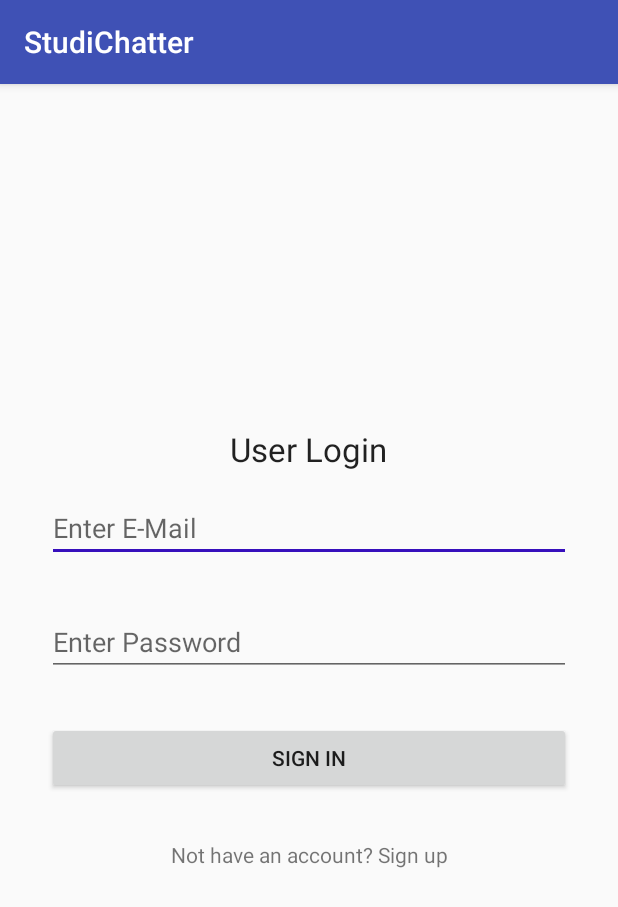
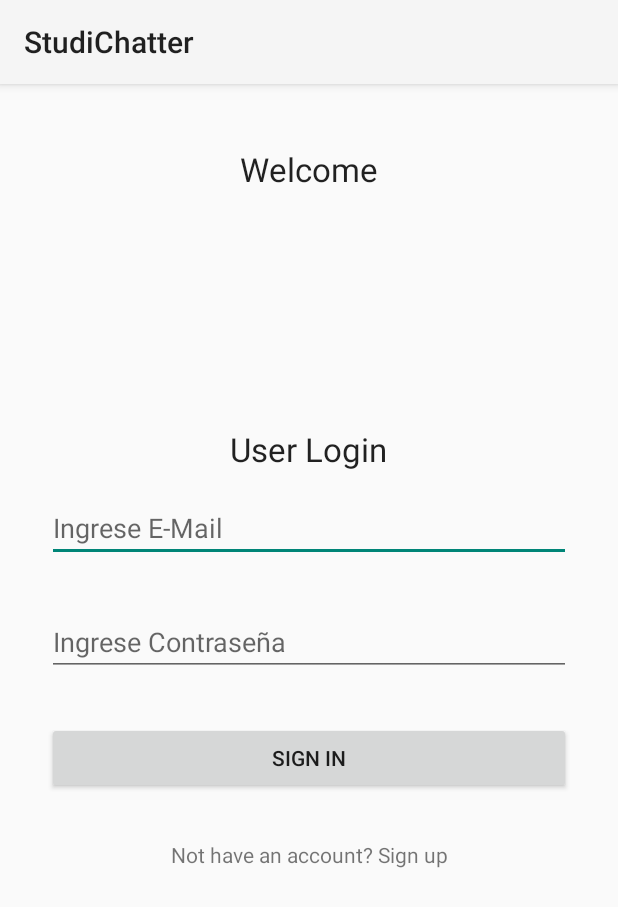
Before and after one commit to PabloGuillermoCV/UniChat, an Android app: the screen it shows after launch (Login), on a phone screen of 412 x 824 dp. Shown: the top 907 px of the screen. Run offline under Robolectric (Android 15) with nearby library versions, the phone set to English and light mode, and no system bars; our stand-ins replace Firebase (no records; nobody signed in at launch, a user with empty details on screens opened directly).

Commit message:
Cambios xml

```diff
--- a/app/src/main/AndroidManifest.xml
+++ b/app/src/main/AndroidManifest.xml
@@ -15,7 +15,7 @@
         android:label="@string/app_name"
         android:roundIcon="@mipmap/ic_launcher_round"
         android:supportsRtl="true"
-        android:theme="@style/AppTheme">
+        android:theme="@style/Theme.AppCompat.Light">
         <activity
             android:name=".SalasChat"
             android:label="Lista De Salas Disponibles"></activity>
--- a/app/src/main/res/layout/login.xml
+++ b/app/src/main/res/layout/login.xml
@@ -14,7 +14,12 @@
     <TextView
         android:id="@+id/textView3"
         android:layout_width="wrap_content"
-        android:layout_height="wrap_content" />
+        android:layout_height="wrap_content"
+        android:layout_alignParentTop="true"
+        android:layout_centerHorizontal="true"
+        android:layout_marginTop="26dp"
+        android:text="@string/welcome"
+        android:textAppearance="?android:attr/textAppearanceLarge" />
 
     <LinearLayout
         android:id="@+id/linear_layout_login"
@@ -36,7 +41,7 @@
             android:layout_width="match_parent"
             android:layout_height="wrap_content"
             android:layout_margin="15dp"
-            android:hint="@string/enter_email"
+            android:hint="@string/ingrese_email"
             android:inputType="textEmailAddress" />
 
         <EditText
@@ -44,7 +49,7 @@
             android:layout_width="match_parent"
             android:layout_height="wrap_content"
             android:layout_margin="15dp"
-            android:hint="@string/enter_password"
+            android:hint="@string/ingrese_contraseña"
             android:inputType="textPassword" />
 
         <Button
```
Also changed, not shown: app/src/main/res/layout/perfil.xml (+9 -6 lines), app/src/main/res/layout/registro.xml (+23 -11 lines), app/src/main/res/values/strings.xml (+12 -3 lines).
